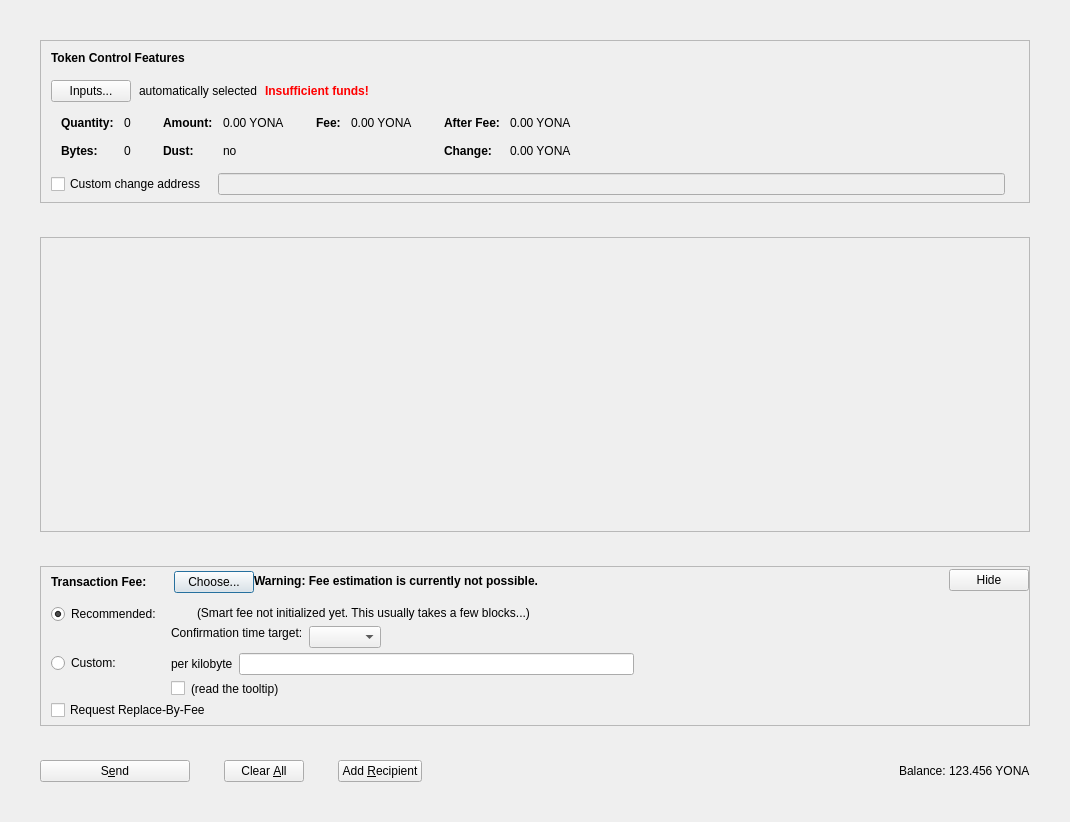
Old version of the form src/qt/forms/tokensdialog.ui in the repository PaladeumBlockchain/Paladeum.
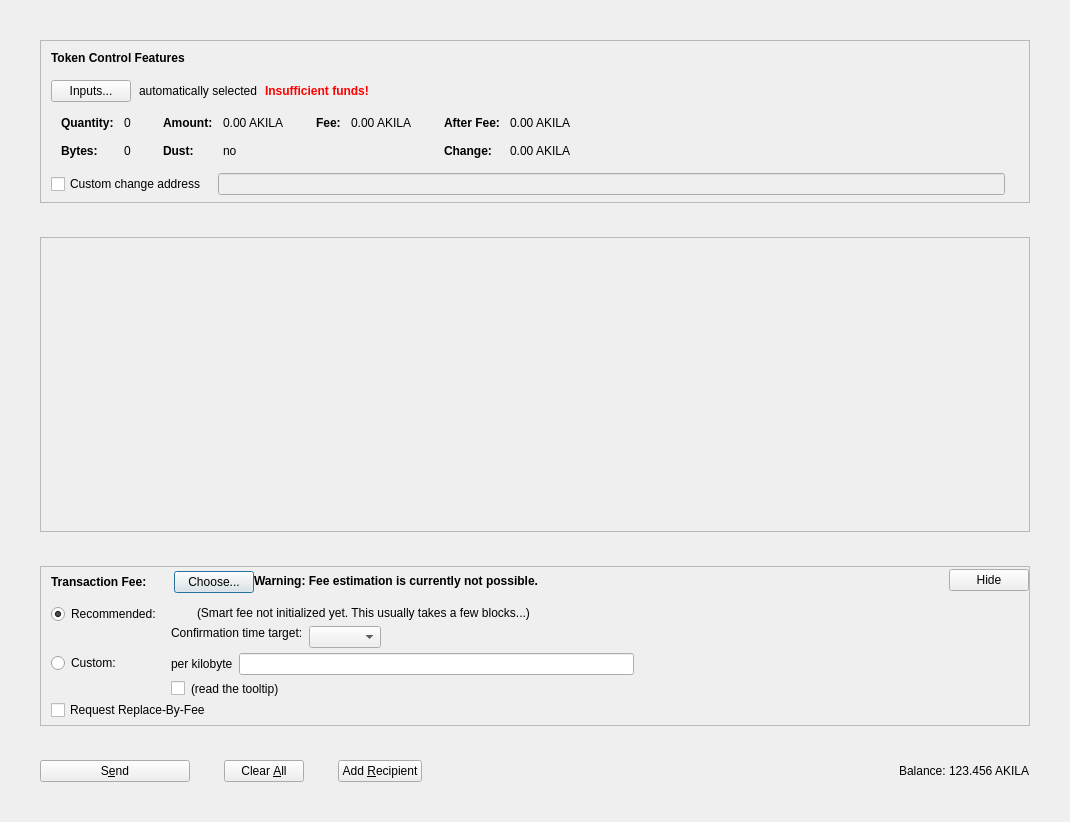
New version of the form. Icons and pictures are not drawn. Custom widgets are drawn as their Qt base class.

Commit message: Rename Yona -> Akila

The edit to the form file:
```diff
--- a/src/qt/forms/tokensdialog.ui
+++ b/src/qt/forms/tokensdialog.ui
@@ -350,7 +350,7 @@
                     <enum>Qt::ActionsContextMenu</enum>
                    </property>
                    <property name="text">
-                    <string notr="true">0.00 YONA</string>
+                    <string notr="true">0.00 AKILA</string>
                    </property>
                    <property name="textInteractionFlags">
                     <set>Qt::LinksAccessibleByMouse|Qt::TextSelectableByKeyboard|Qt::TextSelectableByMouse</set>
@@ -430,7 +430,7 @@
                     <enum>Qt::ActionsContextMenu</enum>
                    </property>
                    <property name="text">
-                    <string notr="true">0.00 YONA</string>
+                    <string notr="true">0.00 AKILA</string>
                    </property>
                    <property name="textInteractionFlags">
                     <set>Qt::LinksAccessibleByMouse|Qt::TextSelectableByKeyboard|Qt::TextSelectableByMouse</set>
@@ -481,7 +481,7 @@
                     <enum>Qt::ActionsContextMenu</enum>
                    </property>
                    <property name="text">
-                    <string notr="true">0.00 YONA</string>
+                    <string notr="true">0.00 AKILA</string>
                    </property>
                    <property name="textInteractionFlags">
                     <set>Qt::LinksAccessibleByMouse|Qt::TextSelectableByKeyboard|Qt::TextSelectableByMouse</set>
@@ -510,7 +510,7 @@
                     <enum>Qt::ActionsContextMenu</enum>
                    </property>
                    <property name="text">
-                    <string notr="true">0.00 YONA</string>
+                    <string notr="true">0.00 AKILA</string>
                    </property>
                    <property name="textInteractionFlags">
                     <set>Qt::LinksAccessibleByMouse|Qt::TextSelectableByKeyboard|Qt::TextSelectableByMouse</set>
@@ -1273,7 +1273,7 @@
             <cursorShape>IBeamCursor</cursorShape>
            </property>
            <property name="text">
-            <string notr="true">123.456 YONA</string>
+            <string notr="true">123.456 AKILA</string>
            </property>
            <property name="textInteractionFlags">
             <set>Qt::LinksAccessibleByMouse|Qt::TextSelectableByKeyboard|Qt::TextSelectableByMouse</set>
```
Left out of the diff: 18 changed lines with no effect on the pictures. The commit also changes 1092 other files.
